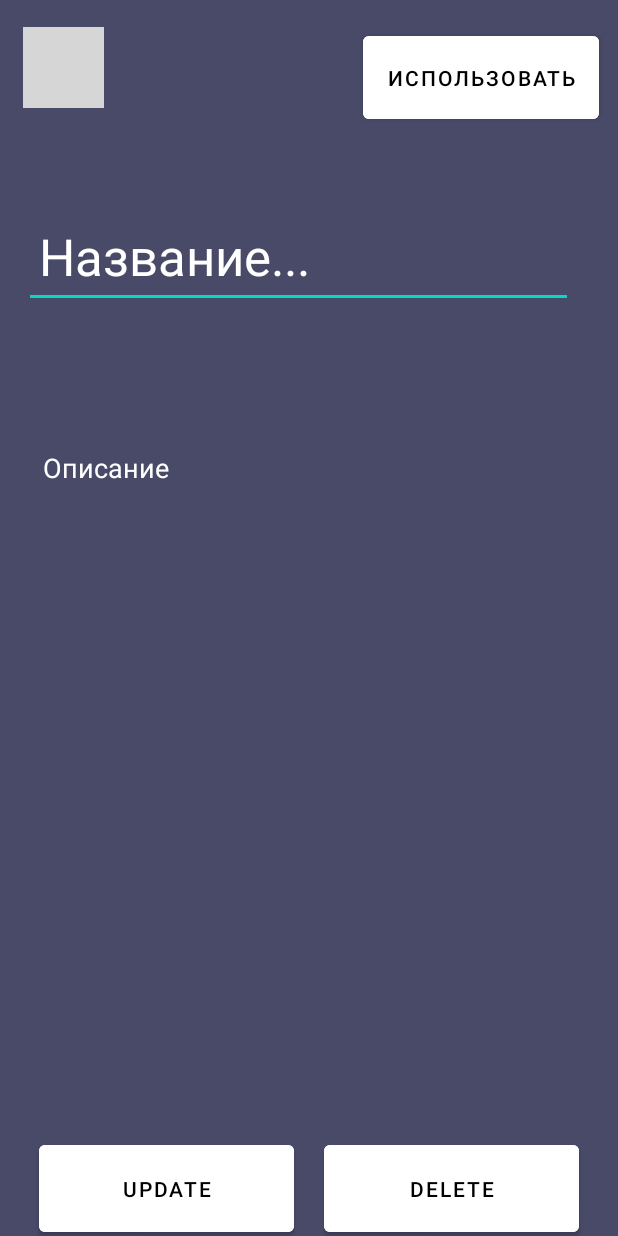
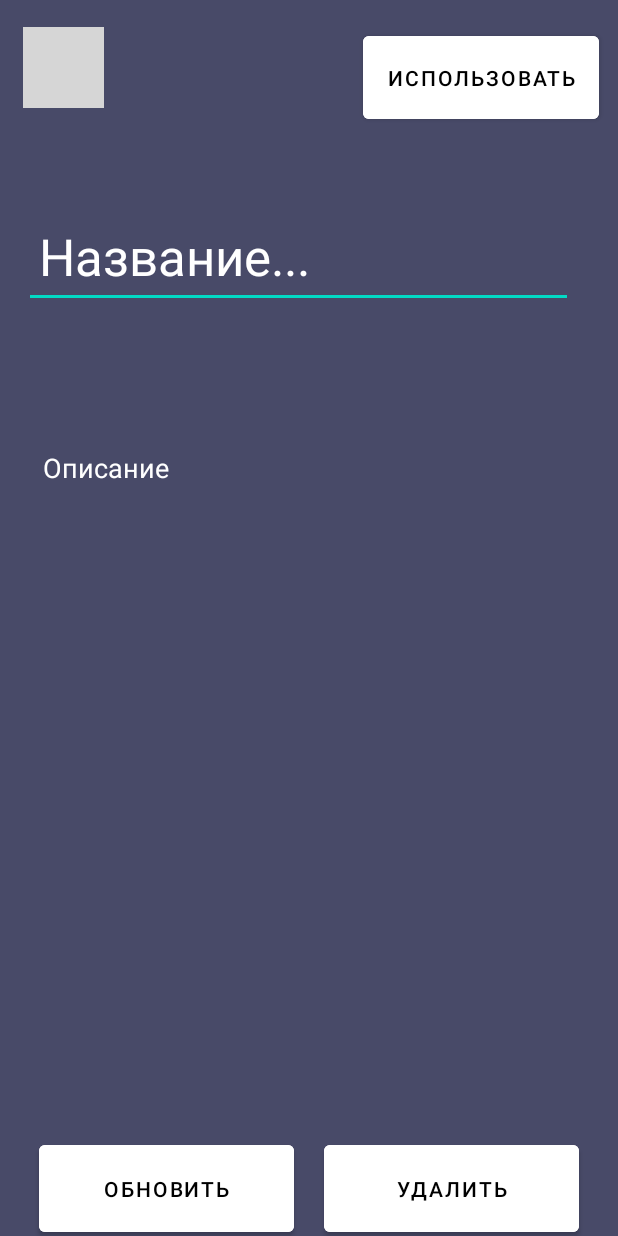
Before and after one commit to m-a-prod/ConveNote, an Android app: the UpdateActivity screen opened directly, with no data from a screen before it, on a phone screen of 412 x 824 dp. Run offline under Robolectric (Android 15) with nearby library versions, the phone set to English and light mode, and no system bars; Roboto replaces fonts that are not available here; grey boxes are pictures that could not be loaded.

Commit message:
Update activity_update.xml
Правка надписей и изменение id textView

```diff
--- a/app/src/main/res/layout/activity_update.xml
+++ b/app/src/main/res/layout/activity_update.xml
@@ -8,7 +8,7 @@
     tools:context=".view.UpdateActivity">
 
     <TextView
-        android:id="@+id/loadingText"
+        android:id="@+id/loadingTextUpdate"
         android:layout_width="81dp"
         android:layout_height="30dp"
         android:gravity="center"
@@ -84,7 +84,7 @@
             android:layout_marginStart="10dp"
             android:layout_marginEnd="10dp"
             android:backgroundTint="@color/white"
-            android:text="UPDATE"
+            android:text="Обновить"
             android:textColor="@color/black" />
 
         <Button
@@ -95,7 +95,7 @@
             android:layout_marginEnd="10dp"
             android:backgroundTint="@color/white"
             android:gravity="center"
-            android:text="DELETE"
+            android:text="Удалить"
             android:textColor="@color/black" />
     </LinearLayout>
 
```
